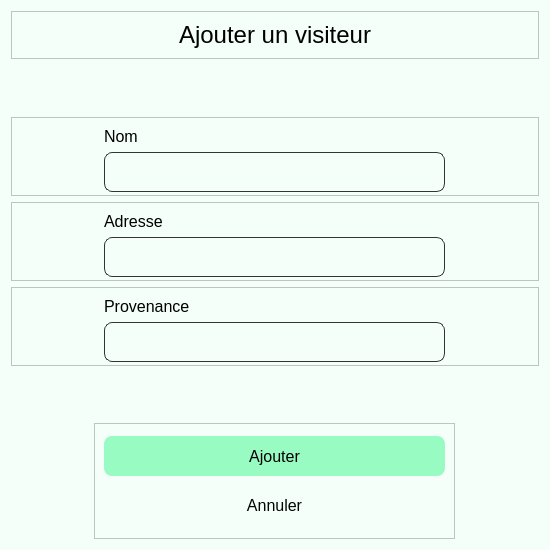
Above: visiteur_ajout.ui from Raharimanana-BJD/G12_GESTION_DES-VISITES_DES_SITES_TOURISTIQUES before the change. Below: the same form after it.
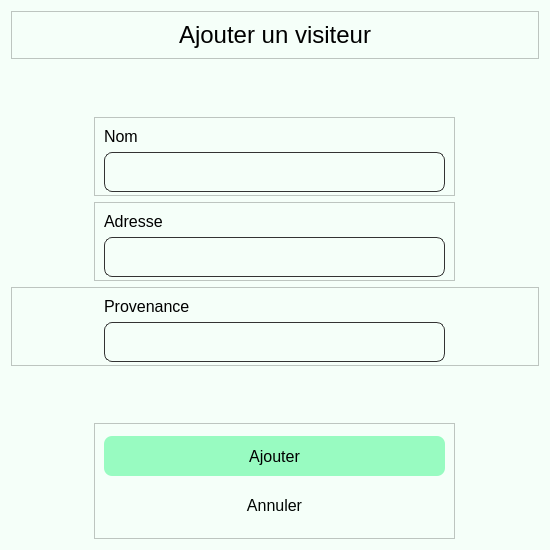
That is the form after the change.

```diff
--- a/visiteur_ajout.ui
+++ b/visiteur_ajout.ui
@@ -97,7 +97,7 @@
      </property>
     </spacer>
    </item>
-   <item>
+   <item alignment="Qt::AlignHCenter">
     <widget class="QFrame" name="input_4">
      <property name="minimumSize">
       <size>
@@ -169,7 +169,7 @@
      </layout>
     </widget>
    </item>
-   <item>
+   <item alignment="Qt::AlignHCenter">
     <widget class="QFrame" name="input_5">
      <property name="minimumSize">
       <size>
```
Left out of the diff: 13 changed lines with no effect on the pictures.
